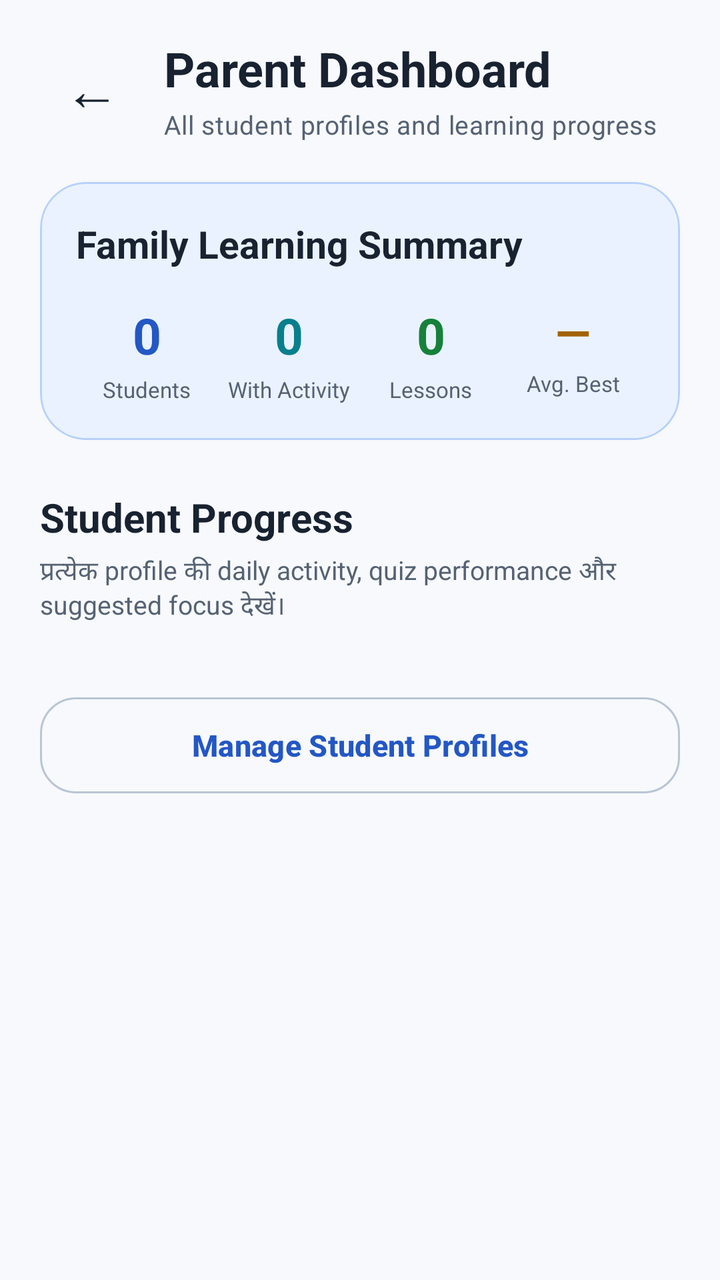
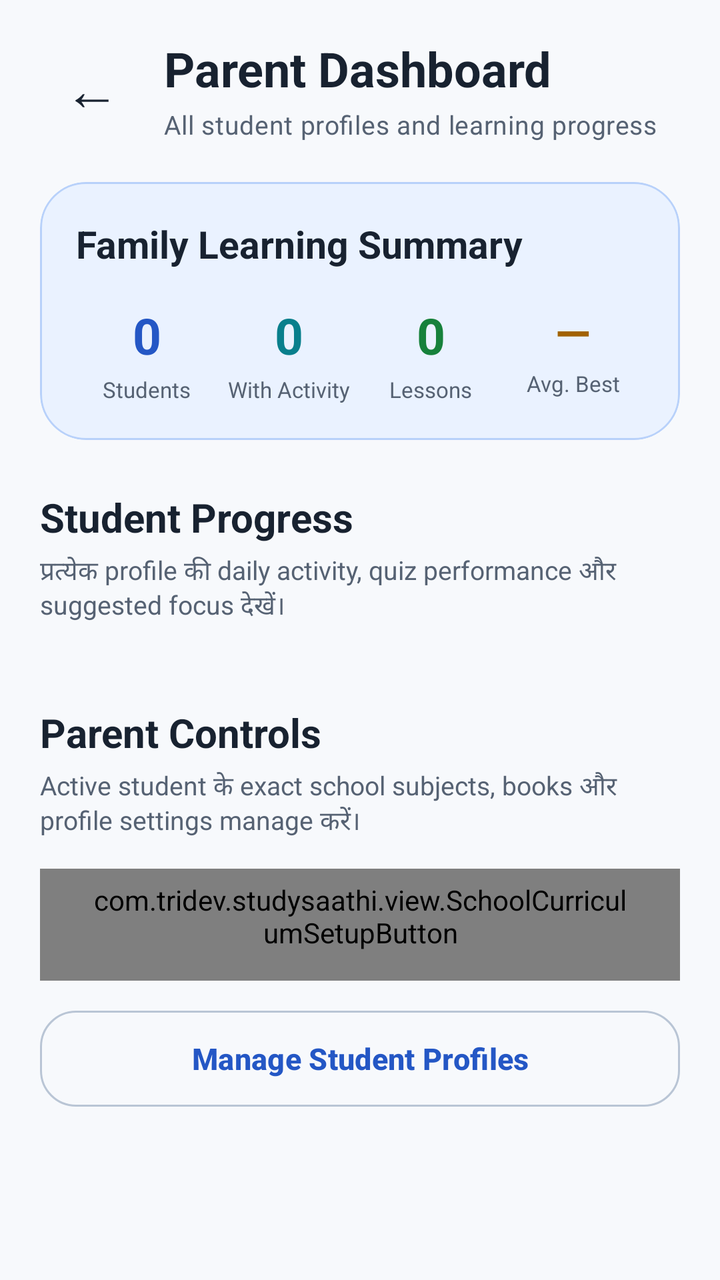

Two renders of the same Android screen: before a commit and after it. Below are the layout's source before the change and the commit's diff.
<!-- AndroidManifest.xml: application theme Theme.StudySaathi -->
<!-- res/layout/activity_parent_dashboard.xml -->
<?xml version="1.0" encoding="utf-8"?>
<androidx.coordinatorlayout.widget.CoordinatorLayout xmlns:android="http://schemas.android.com/apk/res/android"
    xmlns:app="http://schemas.android.com/apk/res-auto"
    android:id="@+id/parentDashboardRoot"
    android:layout_width="match_parent"
    android:layout_height="match_parent"
    android:background="@color/ss_background">

    <androidx.core.widget.NestedScrollView
        android:id="@+id/contentParentDashboard"
        android:layout_width="match_parent"
        android:layout_height="match_parent"
        android:clipToPadding="false"
        android:fillViewport="true"
        android:overScrollMode="never">

        <LinearLayout
            android:layout_width="match_parent"
            android:layout_height="wrap_content"
            android:orientation="vertical"
            android:paddingStart="20dp"
            android:paddingTop="18dp"
            android:paddingEnd="20dp"
            android:paddingBottom="38dp">

            <LinearLayout
                android:layout_width="match_parent"
                android:layout_height="wrap_content"
                android:gravity="center_vertical"
                android:orientation="horizontal">

                <com.google.android.material.button.MaterialButton
                    android:id="@+id/buttonBack"
                    style="@style/Widget.Material3.Button.TextButton"
                    android:layout_width="52dp"
                    android:layout_height="52dp"
                    android:contentDescription="@string/back"
                    android:insetLeft="0dp"
                    android:insetTop="0dp"
                    android:insetRight="0dp"
                    android:insetBottom="0dp"
                    android:minWidth="0dp"
                    android:text="←"
                    android:textColor="@color/ss_text_primary"
                    android:textSize="28sp"
                    app:cornerRadius="16dp" />

                <LinearLayout
                    android:layout_width="0dp"
                    android:layout_height="wrap_content"
                    android:layout_marginStart="10dp"
                    android:layout_weight="1"
                    android:orientation="vertical">

                    <TextView
                        style="@style/TextAppearance.StudySaathi.Heading"
                        android:layout_width="match_parent"
                        android:layout_height="wrap_content"
                        android:text="@string/parent_dashboard_title"
                        android:textSize="24sp" />

                    <TextView
                        android:id="@+id/textParentDashboardSubtitle"
                        style="@style/TextAppearance.StudySaathi.Body"
                        android:layout_width="match_parent"
                        android:layout_height="wrap_content"
                        android:layout_marginTop="3dp"
                        android:text="@string/parent_dashboard_subtitle"
                        android:textSize="13sp" />

                </LinearLayout>

            </LinearLayout>

            <com.google.android.material.card.MaterialCardView
                android:layout_width="match_parent"
                android:layout_height="wrap_content"
                android:layout_marginTop="20dp"
                app:cardBackgroundColor="@color/ss_blue_soft"
                app:cardCornerRadius="23dp"
                app:cardElevation="0dp"
                app:strokeColor="@color/ss_blue_border"
                app:strokeWidth="1dp">

                <LinearLayout
                    android:layout_width="match_parent"
                    android:layout_height="wrap_content"
                    android:orientation="vertical"
                    android:padding="18dp">

                    <TextView
                        android:layout_width="match_parent"
                        android:layout_height="wrap_content"
                        android:fontFamily="sans-serif-rounded"
                        android:text="@string/parent_family_summary"
                        android:textColor="@color/ss_text_primary"
                        android:textSize="19sp"
                        android:textStyle="bold" />

                    <LinearLayout
                        android:layout_width="match_parent"
                        android:layout_height="wrap_content"
                        android:layout_marginTop="16dp"
                        android:baselineAligned="false"
                        android:orientation="horizontal">

                        <LinearLayout
                            android:layout_width="0dp"
                            android:layout_height="wrap_content"
                            android:layout_weight="1"
                            android:gravity="center"
                            android:orientation="vertical">

                            <TextView
                                android:id="@+id/textParentTotalStudents"
                                android:layout_width="wrap_content"
                                android:layout_height="wrap_content"
                                android:fontFamily="sans-serif-rounded"
                                android:text="0"
                                android:textColor="@color/ss_primary"
                                android:textSize="25sp"
                                android:textStyle="bold" />

                            <TextView
                                android:layout_width="wrap_content"
                                android:layout_height="wrap_content"
                                android:layout_marginTop="3dp"
                                android:gravity="center"
                                android:text="@string/parent_total_students"
                                android:textColor="@color/ss_text_secondary"
                                android:textSize="11sp" />

                        </LinearLayout>

                        <LinearLayout
                            android:layout_width="0dp"
                            android:layout_height="wrap_content"
                            android:layout_weight="1"
                            android:gravity="center"
                            android:orientation="vertical">

                            <TextView
                                android:id="@+id/textParentProfilesWithActivity"
                                android:layout_width="wrap_content"
                                android:layout_height="wrap_content"
                                android:fontFamily="sans-serif-rounded"
                                android:text="0"
                                android:textColor="@color/ss_secondary"
                                android:textSize="25sp"
                                android:textStyle="bold" />

                            <TextView
                                android:layout_width="wrap_content"
                                android:layout_height="wrap_content"
                                android:layout_marginTop="3dp"
                                android:gravity="center"
                                android:text="@string/parent_profiles_with_activity"
                                android:textColor="@color/ss_text_secondary"
                                android:textSize="11sp" />

                        </LinearLayout>

                        <LinearLayout
                            android:layout_width="0dp"
                            android:layout_height="wrap_content"
                            android:layout_weight="1"
                            android:gravity="center"
                            android:orientation="vertical">

                            <TextView
                                android:id="@+id/textParentCompletedLessons"
                                android:layout_width="wrap_content"
                                android:layout_height="wrap_content"
                                android:fontFamily="sans-serif-rounded"
                                android:text="0"
                                android:textColor="@color/ss_success"
                                android:textSize="25sp"
                                android:textStyle="bold" />

                            <TextView
                                android:layout_width="wrap_content"
                                android:layout_height="wrap_content"
                                android:layout_marginTop="3dp"
                                android:gravity="center"
                                android:text="@string/parent_total_lessons"
                                android:textColor="@color/ss_text_secondary"
                                android:textSize="11sp" />

                        </LinearLayout>

                        <LinearLayout
                            android:layout_width="0dp"
                            android:layout_height="wrap_content"
                            android:layout_weight="1"
                            android:gravity="center"
                            android:orientation="vertical">

                            <TextView
                                android:id="@+id/textParentAverageBestScore"
                                android:layout_width="wrap_content"
                                android:layout_height="wrap_content"
                                android:fontFamily="sans-serif-rounded"
                                android:text="—"
                                android:textColor="@color/ss_warning"
                                android:textSize="23sp"
                                android:textStyle="bold" />

                            <TextView
                                android:layout_width="wrap_content"
                                android:layout_height="wrap_content"
                                android:layout_marginTop="3dp"
                                android:gravity="center"
                                android:text="@string/parent_average_best_score"
                                android:textColor="@color/ss_text_secondary"
                                android:textSize="11sp" />

                        </LinearLayout>

                    </LinearLayout>

                </LinearLayout>

            </com.google.android.material.card.MaterialCardView>

            <TextView
                android:layout_width="match_parent"
                android:layout_height="wrap_content"
                android:layout_marginTop="25dp"
                android:fontFamily="sans-serif-rounded"
                android:text="@string/parent_student_progress"
                android:textColor="@color/ss_text_primary"
                android:textSize="20sp"
                android:textStyle="bold" />

            <TextView
                android:layout_width="match_parent"
                android:layout_height="wrap_content"
                android:layout_marginTop="4dp"
                android:text="@string/parent_student_progress_description"
                android:textColor="@color/ss_text_secondary"
                android:textSize="13sp" />

            <androidx.recyclerview.widget.RecyclerView
                android:id="@+id/recyclerParentProfiles"
                android:layout_width="match_parent"
                android:layout_height="wrap_content"
                android:layout_marginTop="14dp"
                android:clipToPadding="false"
                android:nestedScrollingEnabled="false"
                android:overScrollMode="never" />

            <com.google.android.material.card.MaterialCardView
                android:id="@+id/cardParentEmpty"
                android:layout_width="match_parent"
                android:layout_height="wrap_content"
                android:layout_marginTop="16dp"
                android:visibility="gone"
                app:cardBackgroundColor="@color/ss_surface"
                app:cardCornerRadius="21dp"
                app:cardElevation="0dp"
                app:strokeColor="@color/ss_outline"
                app:strokeWidth="1dp">

                <LinearLayout
                    android:layout_width="match_parent"
                    android:layout_height="wrap_content"
                    android:gravity="center"
                    android:orientation="vertical"
                    android:padding="24dp">

                    <TextView
                        android:layout_width="match_parent"
                        android:layout_height="wrap_content"
                        android:gravity="center"
                        android:text="@string/parent_no_profiles_title"
                        android:textColor="@color/ss_text_primary"
                        android:textSize="18sp"
                        android:textStyle="bold" />

                    <TextView
                        android:layout_width="match_parent"
                        android:layout_height="wrap_content"
                        android:layout_marginTop="7dp"
                        android:gravity="center"
                        android:text="@string/parent_no_profiles_description"
                        android:textColor="@color/ss_text_secondary"
                        android:textSize="13sp" />

                </LinearLayout>

            </com.google.android.material.card.MaterialCardView>

            <com.google.android.material.button.MaterialButton
                android:id="@+id/buttonManageParentProfiles"
                style="@style/Widget.StudySaathi.Button.Outlined"
                android:layout_width="match_parent"
                android:layout_height="wrap_content"
                android:layout_marginTop="18dp"
                android:text="@string/parent_manage_profiles"
                android:textAllCaps="false"
                android:textSize="15sp" />

        </LinearLayout>

    </androidx.core.widget.NestedScrollView>

    <com.google.android.material.progressindicator.CircularProgressIndicator
        android:id="@+id/progressParentDashboard"
        android:layout_width="48dp"
        android:layout_height="48dp"
        android:layout_gravity="center"
        android:visibility="gone"
        app:indicatorColor="@color/ss_primary"
        app:indicatorSize="48dp"
        app:trackColor="@color/ss_blue_soft"
        app:trackThickness="5dp" />

</androidx.coordinatorlayout.widget.CoordinatorLayout>
<!-- resources referenced by this layout -->
<resources>
  <color name="ss_background">#F7F9FC</color>
  <color name="ss_blue_border">#B8D1FA</color>
  <color name="ss_blue_soft">#EAF2FF</color>
  <color name="ss_outline">#D6DEE9</color>
  <color name="ss_primary">#2457C5</color>
  <color name="ss_secondary">#087F8C</color>
  <color name="ss_success">#16813B</color>
  <color name="ss_surface">#FFFFFF</color>
  <color name="ss_text_primary">#182230</color>
  <color name="ss_text_secondary">#566273</color>
  <color name="ss_warning">#A26300</color>
  <string name="back">Back</string>
  <string name="parent_average_best_score">
          Avg. Best
      </string>
  <string name="parent_dashboard_subtitle">
          All student profiles and learning progress
      </string>
  <string name="parent_dashboard_title">
          Parent Dashboard
      </string>
  <string name="parent_family_summary">
          Family Learning Summary
      </string>
  <string name="parent_manage_profiles">
          Manage Student Profiles
      </string>
  <string name="parent_no_profiles_description">
          Parent Dashboard इस्तेमाल करने के लिए पहले student profile बनाएँ।
      </string>
  <string name="parent_no_profiles_title">
          No student profiles
      </string>
  <string name="parent_profiles_with_activity">
          With Activity
      </string>
  <string name="parent_student_progress">
          Student Progress
      </string>
  <string name="parent_student_progress_description">
          प्रत्येक profile की daily activity, quiz performance और suggested focus देखें।
      </string>
  <string name="parent_total_lessons">
          Lessons
      </string>
  <string name="parent_total_students">
          Students
      </string>
  <style name="TextAppearance.StudySaathi.Body" parent="TextAppearance.Material3.BodyMedium">
          <item name="android:fontFamily">sans-serif</item>
          <item name="fontFamily">sans-serif</item>
          <item name="android:textColor">@color/ss_text_secondary</item>
      </style>
  <style name="TextAppearance.StudySaathi.Heading" parent="TextAppearance.Material3.HeadlineSmall">
          <item name="android:fontFamily">sans-serif-rounded</item>
          <item name="fontFamily">sans-serif-rounded</item>
          <item name="android:textStyle">bold</item>
          <item name="android:textColor">@color/ss_text_primary</item>
      </style>
  <style name="Widget.StudySaathi.Button.Outlined" parent="Widget.Material3.Button.OutlinedButton">
          <item name="cornerRadius">18dp</item>
          <item name="android:minHeight">56dp</item>
          <item name="android:textStyle">bold</item>
          <item name="strokeColor">@color/ss_outline_strong</item>
          <item name="android:textColor">@color/ss_primary</item>
      </style>
  <color name="ss_outline_strong">#B9C5D5</color>
  <color name="ss_on_primary">#FFFFFF</color>
  <color name="ss_primary_dark">#173F99</color>
  <color name="ss_on_secondary">#FFFFFF</color>
  <color name="ss_teal_soft">#EAF8F8</color>
  <color name="ss_tertiary">#8A5A00</color>
  <color name="ss_on_tertiary">#FFFFFF</color>
  <color name="ss_yellow_soft">#FFF8E8</color>
  <color name="ss_surface_soft">#F0F4FA</color>
  <color name="ss_error">#BA1A1A</color>
  <color name="white">#FFFFFFFF</color>
  <color name="ss_red_soft">#FFF0F0</color>
  <!-- unchanged entries left out for length: 1 -->
</resources>

<!-- the commit's change to res/layout/activity_parent_dashboard.xml (unified diff, before → after) -->
@@ -290,12 +290,43 @@
 
             </com.google.android.material.card.MaterialCardView>
 
+            <TextView
+                android:layout_width="match_parent"
+                android:layout_height="wrap_content"
+                android:layout_marginTop="26dp"
+                android:fontFamily="sans-serif-rounded"
+                android:text="Parent Controls"
+                android:textColor="@color/ss_text_primary"
+                android:textSize="20sp"
+                android:textStyle="bold" />
+
+            <TextView
+                android:layout_width="match_parent"
+                android:layout_height="wrap_content"
+                android:layout_marginTop="4dp"
+                android:text="Active student के exact school subjects, books और profile settings manage करें।"
+                android:textColor="@color/ss_text_secondary"
+                android:textSize="13sp" />
+
+            <com.tridev.studysaathi.view.SchoolCurriculumSetupButton
+                android:id="@+id/buttonOpenSchoolCurriculumSetup"
+                style="@style/Widget.StudySaathi.Button.Outlined"
+                android:layout_width="match_parent"
+                android:layout_height="wrap_content"
+                android:layout_marginTop="14dp"
+                android:gravity="start|center_vertical"
+                android:text="School Curriculum Setup"
+                android:textAllCaps="false"
+                android:textSize="15sp"
+                app:backgroundTint="@color/ss_teal_soft"
+                app:strokeColor="@color/ss_teal_border" />
+
             <com.google.android.material.button.MaterialButton
                 android:id="@+id/buttonManageParentProfiles"
                 style="@style/Widget.StudySaathi.Button.Outlined"
                 android:layout_width="match_parent"
                 android:layout_height="wrap_content"
-                android:layout_marginTop="18dp"
+                android:layout_marginTop="11dp"
                 android:text="@string/parent_manage_profiles"
                 android:textAllCaps="false"
                 android:textSize="15sp" />
<!-- resource entries referenced after the edit -->
@@ -8,6 +8,7 @@
   <color name="ss_secondary">#087F8C</color>
   <color name="ss_success">#16813B</color>
   <color name="ss_surface">#FFFFFF</color>
+  <color name="ss_teal_border">#B4DCDC</color>
   <color name="ss_text_primary">#182230</color>
   <color name="ss_text_secondary">#566273</color>
   <color name="ss_warning">#A26300</color>
